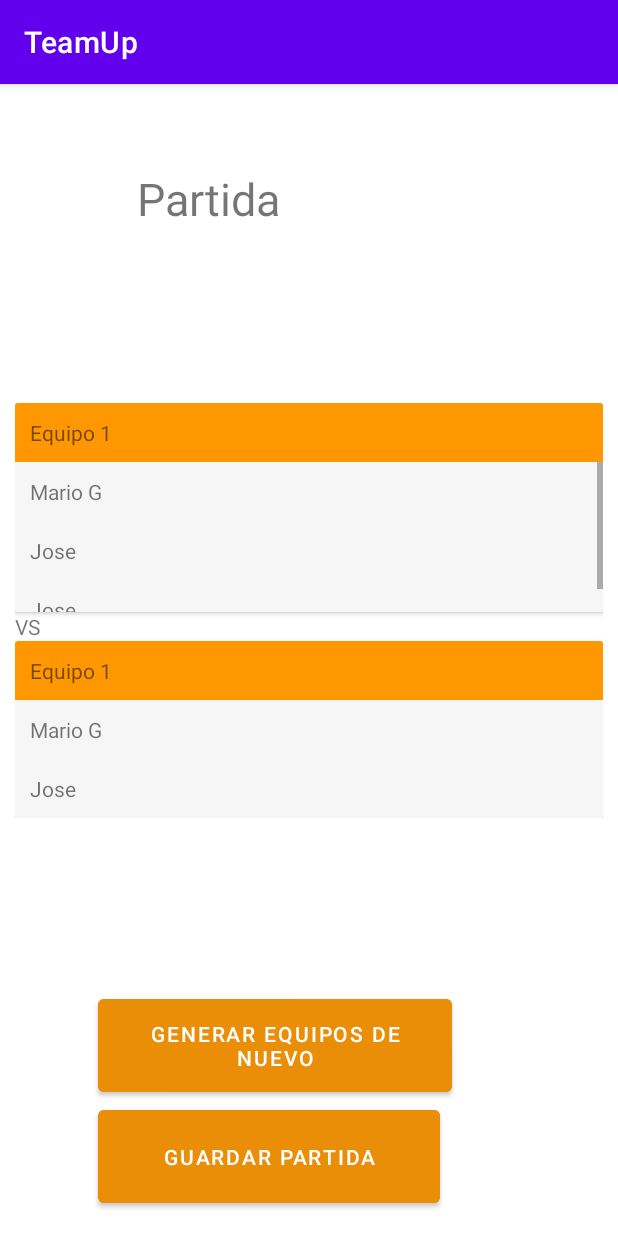
After one commit to JBarthaP/PAD, an Android app: the GameActivity screen opened directly, with no data from a screen before it, on a phone screen of 412 x 824 dp. The commit adds this screen. Run offline under Robolectric (Android 15) with nearby library versions, the phone set to English and light mode, and no system bars.

Commit message:
CReacion de vista de partida y de Guardar partida
Co-Authored-By: albertoarf13 <54405329+albertoarf13@users.noreply.github.com>

```diff
--- a/TeamUp/app/src/main/AndroidManifest.xml
+++ b/TeamUp/app/src/main/AndroidManifest.xml
@@ -1,6 +1,6 @@
 <?xml version="1.0" encoding="utf-8"?>
 <manifest xmlns:android="http://schemas.android.com/apk/res/android"
-    xmlns:tools="http://schemas.android.com/tools">
+    xmlns:tools="http://schemas.android.com/tools" >
 
     <application
         android:name=".Controlador"
@@ -11,7 +11,13 @@
         android:label="@string/app_name"
         android:supportsRtl="true"
         android:theme="@style/Theme.TeamUp"
-        tools:targetApi="31">
+        tools:targetApi="31" >
+        <activity
+            android:name=".Storeactivity"
+            android:exported="false" />
+        <activity
+            android:name=".activities.GameActivity"
+            android:exported="false" />
         <activity
             android:name=".activities.CustomTeamInputActivity"
             android:exported="false" />
@@ -26,7 +32,7 @@
             android:exported="false" />
         <activity
             android:name=".activities.MainActivity"
-            android:exported="true">
+            android:exported="true" >
             <intent-filter>
                 <action android:name="android.intent.action.MAIN" />
 
--- /dev/null
+++ b/TeamUp/app/src/main/java/es/ucm/fdi/teamup/activities/GameActivity.java
@@ -0,0 +1,31 @@
+package es.ucm.fdi.teamup.activities;
+
+import androidx.appcompat.app.AppCompatActivity;
+
+import android.content.Intent;
+import android.os.Bundle;
+import android.widget.Button;
+
+import es.ucm.fdi.teamup.R;
+
+public class GameActivity extends AppCompatActivity {
+
+    Button createAgainButton;
+    Button storeGameButton;
+    @Override
+    protected void onCreate(Bundle savedInstanceState) {
+        super.onCreate(savedInstanceState);
+        setContentView(R.layout.activity_game);
+        createAgainButton = findViewById(R.id.createAgainButton);
+        storeGameButton = findViewById(R.id.storeGameButton);
+        createAgainButton.setOnClickListener(view -> {
+            Intent intent = new Intent(this, RandomTeamResultActivity.class);
+            startActivity(intent);
+        });
+
+        storeGameButton.setOnClickListener(view -> {
+            Intent intent = new Intent(this, StoreActivity.class);
+            startActivity(intent);
+        });
+    }
+}
--- a/TeamUp/app/src/main/java/es/ucm/fdi/teamup/activities/MainActivity.java
+++ b/TeamUp/app/src/main/java/es/ucm/fdi/teamup/activities/MainActivity.java
@@ -12,7 +12,9 @@ import es.ucm.fdi.teamup.R;
 public class MainActivity extends AppCompatActivity {
 
     Button createTeamsButton;
+
     Controlador controller;
+    Button createGameButton;
     @Override
     protected void onCreate(Bundle savedInstanceState) {
         super.onCreate(savedInstanceState);
@@ -24,6 +26,13 @@ public class MainActivity extends AppCompatActivity {
             startActivity(intent);
         });
 
+        createGameButton = findViewById(R.id.createGameButton);
+        createGameButton.setOnClickListener(view -> {
+            Intent intent = new Intent(this, GameActivity.class);
+            startActivity(intent);
+        });
+
+
 
     }
 
--- /dev/null
+++ b/TeamUp/app/src/main/java/es/ucm/fdi/teamup/activities/StoreActivity.java
@@ -0,0 +1,15 @@
+package es.ucm.fdi.teamup.activities;
+
+import androidx.appcompat.app.AppCompatActivity;
+import android.os.Bundle;
+
+import es.ucm.fdi.teamup.R;
+
+public class StoreActivity extends AppCompatActivity {
+
+    @Override
+    protected void onCreate(Bundle savedInstanceState) {
+        super.onCreate(savedInstanceState);
+        setContentView(R.layout.activity_storeactivity);
+    }
+}
--- /dev/null
+++ b/TeamUp/app/src/main/res/layout/activity_game.xml
@@ -0,0 +1,166 @@
+<?xml version="1.0" encoding="utf-8"?>
+<androidx.constraintlayout.widget.ConstraintLayout xmlns:android="http://schemas.android.com/apk/res/android"
+    xmlns:app="http://schemas.android.com/apk/res-auto"
+
+    xmlns:tools="http://schemas.android.com/tools"
+    android:layout_width="match_parent"
+    android:layout_height="match_parent"
+    tools:context=".activities.GameActivity">
+
+    <TextView
+        android:id="@+id/textView"
+        android:layout_width="229dp"
+        android:layout_height="41dp"
+        android:layout_marginTop="56dp"
+        android:textSize="30dp"
+        android:text="Partida"
+        app:layout_constraintEnd_toEndOf="parent"
+        app:layout_constraintStart_toStartOf="parent"
+        app:layout_constraintTop_toTopOf="parent" />
+
+    <LinearLayout
+        android:layout_width="match_parent"
+        android:layout_height="wrap_content"
+        android:orientation="vertical"
+        android:padding="10dp"
+        app:layout_constraintBottom_toTopOf="@+id/createAgainButton"
+        app:layout_constraintTop_toBottomOf="@+id/textView">
+
+        <androidx.cardview.widget.CardView
+            android:layout_width="match_parent"
+            android:layout_height="match_parent">
+
+            <LinearLayout
+                android:layout_width="match_parent"
+                android:layout_height="match_parent"
+                android:background="#F6F6F6"
+                android:orientation="vertical">
+
+                <TextView
+                    android:id="@+id/textView11"
+                    android:layout_width="match_parent"
+                    android:layout_height="wrap_content"
+                    android:background="#FF9800"
+                    android:padding="10dp"
+                    android:text="Equipo 1" />
+
+                <ScrollView
+                    android:layout_width="match_parent"
+                    android:layout_height="100dp">
+
+                    <LinearLayout
+                        android:layout_width="match_parent"
+                        android:layout_height="wrap_content"
+                        android:orientation="vertical">
+
+                        <TextView
+                            android:id="@+id/textView9"
+                            android:layout_width="match_parent"
+                            android:layout_height="wrap_content"
+                            android:padding="10dp"
+                            android:text="Mario G" />
+
+                        <TextView
+                            android:id="@+id/textView10"
+                            android:layout_width="match_parent"
+                            android:layout_height="wrap_content"
+                            android:padding="10dp"
+                            android:text="Jose" />
+
+                        <TextView
+                            android:id="@+id/textView12"
+                            android:layout_width="match_parent"
+                            android:layout_height="wrap_content"
+                            android:padding="10dp"
+                            android:text="Jose" />
+
+
+                    </LinearLayout>
+                </ScrollView>
+
+            </LinearLayout>
+        </androidx.cardview.widget.CardView>
+
+        <TextView
+            android:id="@+id/textView6"
+            android:layout_width="match_parent"
+            android:layout_height="wrap_content"
+            android:text="VS" />
+
+        <androidx.cardview.widget.CardView
+            android:layout_width="match_parent"
+            android:layout_height="match_parent">
+
+            <LinearLayout
+                android:layout_width="match_parent"
+                android:layout_height="match_parent"
+                android:background="#F6F6F6"
+                android:orientation="vertical">
+
+                <TextView
+                    android:id="@+id/textView11"
+                    android:layout_width="match_parent"
+                    android:layout_height="wrap_content"
+                    android:background="#FF9800"
+                    android:padding="10dp"
+                    android:text="Equipo 1" />
+
+                <ScrollView
+                    android:layout_width="match_parent"
+                    android:layout_height="match_parent">
+
+                    <LinearLayout
+                        android:layout_width="match_parent"
+                        android:layout_height="wrap_content"
+                        android:orientation="vertical">
+
+                        <TextView
+                            android:id="@+id/textView9"
+                            android:layout_width="match_parent"
+                            android:layout_height="wrap_content"
+                            android:padding="10dp"
+                            android:text="Mario G" />
+
+                        <TextView
+                            android:id="@+id/textView10"
+                            android:layout_width="match_parent"
+                            android:layout_height="wrap_content"
+                            android:padding="10dp"
+                            android:text="Jose" />
+                    </LinearLayout>
+                </ScrollView>
+
+            </LinearLayout>
+        </androidx.cardview.widget.CardView>
+
+    </LinearLayout>
+
+    <Button
+        android:id="@+id/createAgainButton"
+        android:layout_width="236dp"
+        android:layout_height="74dp"
+        android:backgroundTint="#EA8E07"
+        android:text="Generar equipos de nuevo"
+        app:layout_constraintBottom_toTopOf="@+id/storeGameButton"
+        app:layout_constraintEnd_toEndOf="parent"
+        app:layout_constraintHorizontal_bias="0.371"
+        app:layout_constraintStart_toStartOf="parent"
+        app:layout_constraintTop_toBottomOf="@+id/textView"
+        app:layout_constraintVertical_bias="0.97"
+        app:layout_constraintVertical_chainStyle="packed" />
+
+    <Button
+        android:id="@+id/storeGameButton"
+        android:layout_width="228dp"
+        android:layout_height="74dp"
+        android:backgroundTint="#EA8E07"
+        android:text="Guardar partida"
+        app:layout_constraintBottom_toBottomOf="parent"
+        app:layout_constraintEnd_toEndOf="parent"
+        app:layout_constraintHorizontal_bias="0.355"
+        app:layout_constraintStart_toStartOf="parent"
+        app:layout_constraintTop_toBottomOf="@+id/createAgainButton" />
+
+
+
+</androidx.constraintlayout.widget.ConstraintLayout>
--- /dev/null
+++ b/TeamUp/app/src/main/res/layout/activity_storeactivity.xml
@@ -0,0 +1,34 @@
+<?xml version="1.0" encoding="utf-8"?>
+<androidx.constraintlayout.widget.ConstraintLayout
+    xmlns:android="http://schemas.android.com/apk/res/android"
+    xmlns:tools="http://schemas.android.com/tools"
+    xmlns:app="http://schemas.android.com/apk/res-auto"
+    android:layout_width="match_parent"
+    android:layout_height="match_parent"
+    tools:context=".activities.StoreActivity">
+
+  <TextView
+      android:id="@+id/textView3"
+      android:layout_width="wrap_content"
+      android:layout_height="wrap_content"
+      android:text="Nombre de Partida"
+      tools:layout_editor_absoluteX="46dp"
+      tools:layout_editor_absoluteY="122dp" />
+
+  <TextView
+      android:id="@+id/textView2"
+      android:layout_width="wrap_content"
+      android:layout_height="wrap_content"
+      android:text="Guardar Partida"
+      tools:layout_editor_absoluteX="49dp"
+      tools:layout_editor_absoluteY="65dp" />
+
+  <EditText
+      android:id="@+id/editTextTextPersonName"
+      android:layout_width="wrap_content"
+      android:layout_height="wrap_content"
+      android:ems="10"
+      android:inputType="textPersonName"
+      tools:layout_editor_absoluteX="45dp"
+      tools:layout_editor_absoluteY="163dp" />
+</androidx.constraintlayout.widget.ConstraintLayout>
```
